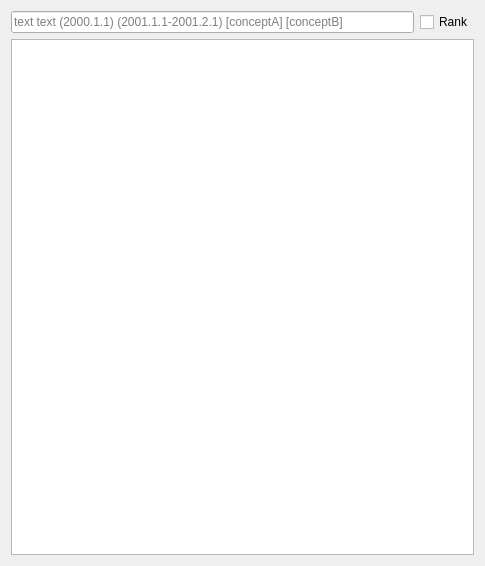
This is module/Ui_DiarySearch.ui in Holence/DongliTeahouseStudio2 as Qt 5 draws it before an edit. The edited form follows.
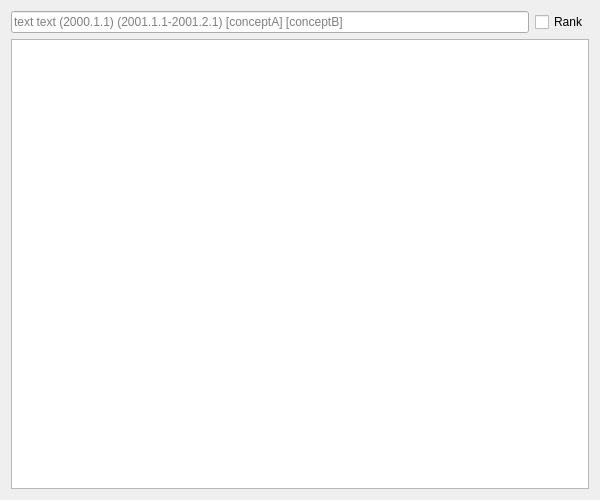
This is the edited form. Custom widgets are drawn as their Qt base class.

Patch:
```diff
--- a/module/Ui_DiarySearch.ui
+++ b/module/Ui_DiarySearch.ui
@@ -6,10 +6,16 @@
    <rect>
     <x>0</x>
     <y>0</y>
-    <width>485</width>
-    <height>566</height>
+    <width>600</width>
+    <height>500</height>
    </rect>
   </property>
+  <property name="minimumSize">
+   <size>
+    <width>600</width>
+    <height>500</height>
+   </size>
+  </property>
   <property name="windowTitle">
    <string>DiarySearch</string>
   </property>
```
